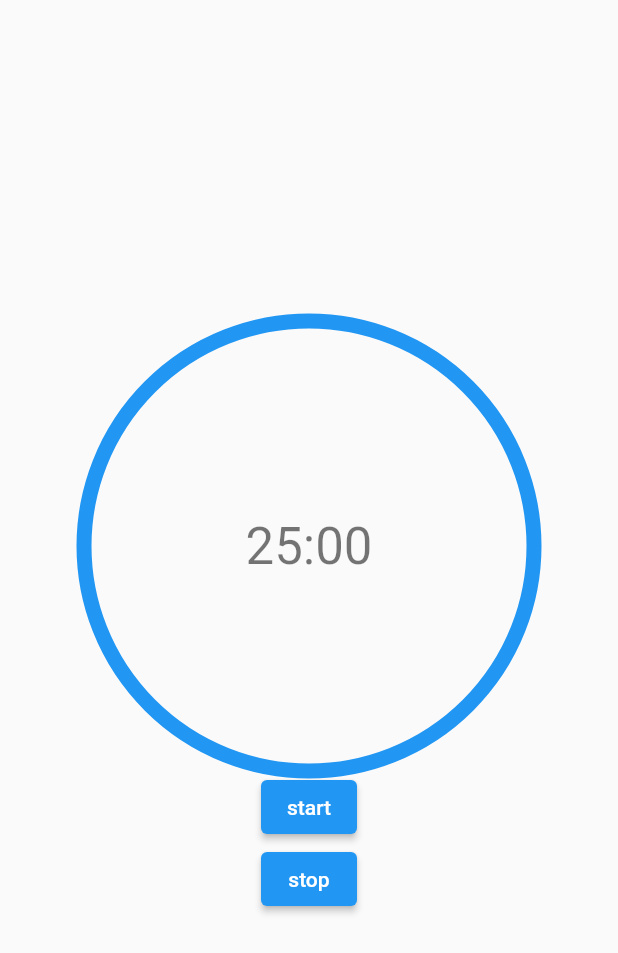
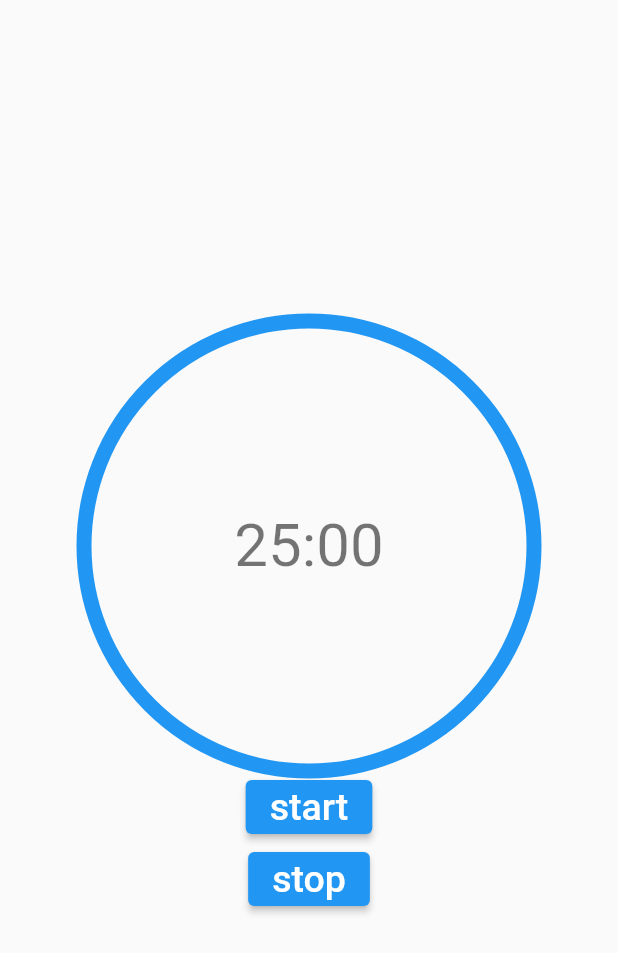
Before and after one commit to reiya0104/flutter_pomodoro, a Flutter app: the screen it shows after launch, on a phone screen of 412 x 824 dp. Shown: the top 953 px of the screen. Run offline on Flutter 3.47's test engine with Material 2 defaults, Android fonts, the phone set to English and light mode, and no system bars.

Commit message:
style: フォントサイズを大きくする

```diff
--- a/lib/widgets/clock.dart
+++ b/lib/widgets/clock.dart
@@ -20,7 +20,7 @@ class Clock extends StatelessWidget {
         ),
         Text(
           '25:00',
-          style: Theme.of(context).textTheme.headlineMedium,
+          style: Theme.of(context).textTheme.headlineLarge,
         )
       ],
     );
--- a/lib/widgets/start_button.dart
+++ b/lib/widgets/start_button.dart
@@ -6,8 +6,11 @@ class StartButton extends StatelessWidget {
   @override
   Widget build(BuildContext context) {
     return ElevatedButton(
-      onPressed: () {  },
-      child: const Text('start'),
+      onPressed: () {},
+      child: const Text(
+        'start',
+        style: TextStyle(fontSize: 25),
+      ),
     );
   }
 }
--- a/lib/widgets/stop_button.dart
+++ b/lib/widgets/stop_button.dart
@@ -7,7 +7,10 @@ class StopButton extends StatelessWidget {
   Widget build(BuildContext context) {
     return ElevatedButton(
       onPressed: () {},
-      child: const Text('stop'),
+      child: const Text(
+        'stop',
+        style: TextStyle(fontSize: 25),
+      ),
     );
   }
 }
```
